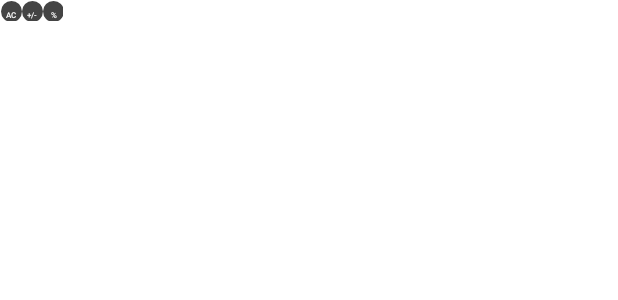
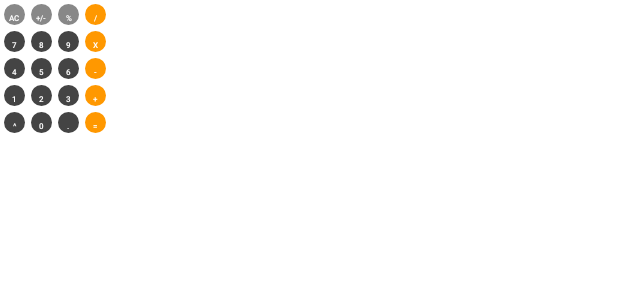
Before and after one commit to abdulhaseeb20/Sample-Calculator-Jetpack, an Android app built with Jetpack Compose: the @Preview function BackgroundTheme, on a phone screen of 412 x 824 dp. Shown: the top 300 px of the screen. Run offline under Robolectric (Android 15) with nearby library versions, the phone set to English and light mode, and no system bars.

Commit message:
complete ui

```diff
--- a/app/src/main/java/com/example/calculatorsample/MainActivity.kt
+++ b/app/src/main/java/com/example/calculatorsample/MainActivity.kt
@@ -9,7 +9,6 @@ import androidx.compose.foundation.layout.Row
 import androidx.compose.foundation.layout.fillMaxSize
 import androidx.compose.foundation.layout.height
 import androidx.compose.foundation.layout.padding
-import androidx.compose.foundation.layout.size
 import androidx.compose.foundation.layout.width
 import androidx.compose.foundation.shape.CircleShape
 import androidx.compose.material3.Button
@@ -61,46 +60,62 @@ fun GreetingPreview() {
 @Preview(showBackground = true)
 @Composable
 fun BackgroundTheme() {
-    Column(
-
-    ) {
-        Row (
-        ) {
+    val orange = Color(0xFFFF9800)
+    Column {
+        Row {
             // AC +/- % /
-            CalculatorButton(text = "AC")
-            CalculatorButton(text = "+/-")
-            CalculatorButton(text = "%")
+            CalculatorButton(text = "AC", containerColor = Color.Gray)
+            CalculatorButton(text = "+/-", containerColor = Color.Gray)
+            CalculatorButton(text = "%", containerColor = Color.Gray)
+            CalculatorButton(text = "/", containerColor = orange)
         }
         Row {
             // 7 8 9 X
+            CalculatorButton(text = "7", containerColor = Color.DarkGray)
+            CalculatorButton(text = "8", containerColor = Color.DarkGray)
+            CalculatorButton(text = "9", containerColor = Color.DarkGray)
+            CalculatorButton(text = "X", containerColor = orange)
         }
         Row {
             // 4 5 6 -
+            CalculatorButton(text = "4", containerColor = Color.DarkGray)
+            CalculatorButton(text = "5", containerColor = Color.DarkGray)
+            CalculatorButton(text = "6", containerColor = Color.DarkGray)
+            CalculatorButton(text = "-", containerColor = orange)
         }
         Row {
             // 1 2 3 +
+            CalculatorButton(text = "1", containerColor = Color.DarkGray)
+            CalculatorButton(text = "2", containerColor = Color.DarkGray)
+            CalculatorButton(text = "3", containerColor = Color.DarkGray)
+            CalculatorButton(text = "+", containerColor = orange)
         }
         Row {
             // * 0 . =
+            CalculatorButton(text = "^", containerColor = Color.DarkGray)
+            CalculatorButton(text = "0", containerColor = Color.DarkGray)
+            CalculatorButton(text = ".", containerColor = Color.DarkGray)
+            CalculatorButton(text = "=", containerColor = orange)
         }
     }
 }
 
 @Composable
-fun CalculatorButton(text: String) {
+fun CalculatorButton(text: String, containerColor: Color) {
     Button(
         onClick = { /*TODO*/ },
         shape = CircleShape,
         modifier = Modifier
+            .padding(2.dp)
             .width(14.dp)
             .height(14.dp),
         colors = ButtonDefaults.buttonColors(
-            containerColor = Color.DarkGray,
+            containerColor = containerColor,
             contentColor = Color.White
         ),
         contentPadding = PaddingValues(0.dp),
 
-    )
+        )
     {
         Text(
             text = text,
```
